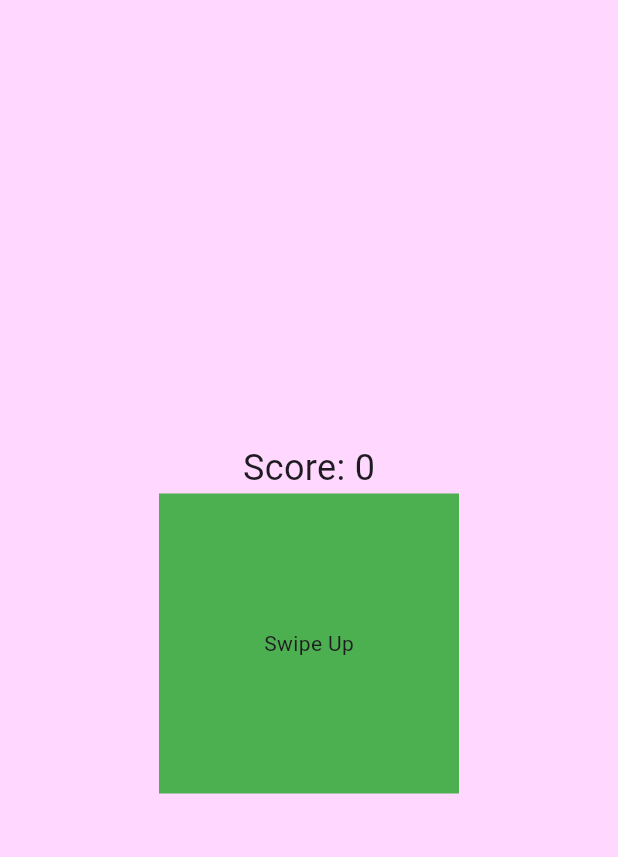
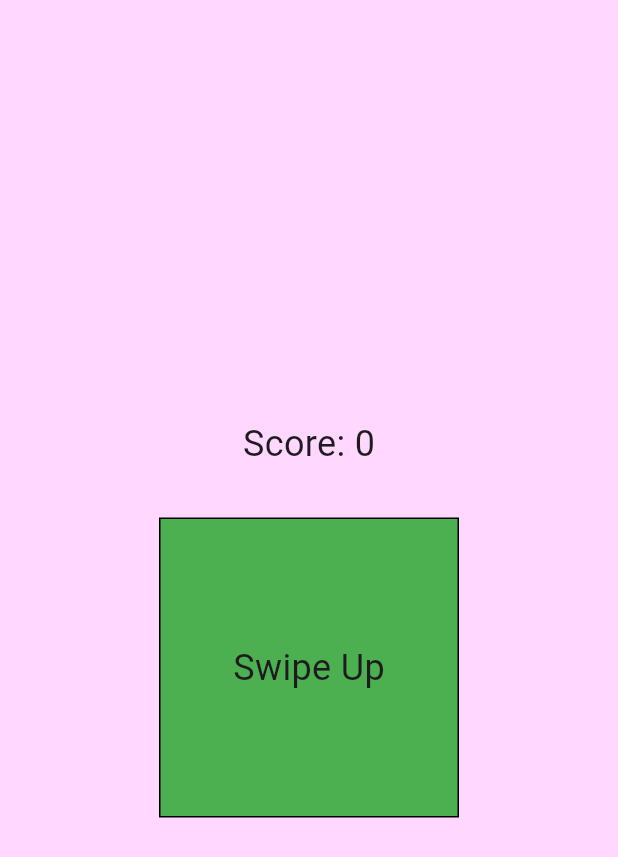
Before and after one commit to valerianaGit/RapidFireBrainGame, a Flutter app: the screen it shows after launch, on a phone screen of 412 x 824 dp. Shown: the top 857 px of the screen. Run offline on Flutter 3.47's test engine with Material 3 defaults, Android fonts, the phone set to English and light mode, and no system bars; our stand-ins replace sensors_plus.

Commit message:
code cleanup

```diff
--- a/lib/models/game_engine.dart
+++ b/lib/models/game_engine.dart
@@ -1,6 +1,6 @@
 import 'package:flutter/material.dart';
 import 'dart:math'; // necessary to use Random
-import 'package:sensors_plus/sensors_plus.dart'; // shake it move
+//import 'package:sensors_plus/sensors_plus.dart'; // shake it move
 
 // import 'package:cloud_firestore/cloud_firestore.dart';
 // import 'package:firebase_auth/firebase_auth.dart';
--- a/lib/screens/home_screen.dart
+++ b/lib/screens/home_screen.dart
@@ -1,9 +1,11 @@
+
 import 'package:flutter/material.dart';
-import '../constants/strings.dart';
+//import '../constants/strings.dart';
 import '../constants/palette.dart';
 import '../models/game_engine.dart';
 import '../widgets/swipe_detector.dart';
 import '../widgets/shake_detector.dart';
+import '../widgets/swipe_area.dart';
 
 class HomeScreen extends StatefulWidget {
 
@@ -62,19 +64,17 @@ class _HomeScreenState extends State<HomeScreen> {
               children: [
                 Text('Score: ${_gameEngine.score}',// TODO: LOCALIZABLE STRING
                     style: const TextStyle(fontSize: 24)),
+                    const SizedBox(height: 32),
 //SWIPE/shake detection stack
 Stack( // Use a Stack to overlay the ShakeDetector
         children: [
           Center(
-            child: SwipeDetector(
+            child: SwipeArea(
               onSwipe: (direction) {
                 _gameEngine.handleMove(direction.toString().split('.').last);
               },
               currentColor: currentColor,
               currentMove: _gameEngine.currentMove,
-              child: Container( // The swipeable container
-                // ... your container configuration ...
-              ),
             ),
           ),
           ShakeDetector(
@@ -84,17 +84,6 @@ Stack( // Use a Stack to overlay the ShakeDetector
           ),
         ],
       ),
-                // SizedBox(
-                //     height: 280.0, child: Image.asset(kArrowSwipeLeftAsset)),
-                //  Padding(
-                //   padding: EdgeInsets.all(16.0),
-                //   child: Text(_gameEngine.currentMove,
-                //       style: const TextStyle(
-                //           fontSize:
-                //               36)),
-                //               //Text(kSwipeLeft), //TODO : FONT FAMILY AND TEXT STYLE
-                //   // TODO: LOCalizable string
-                // ),
               ],
             ),
           ),
--- a/lib/widgets/shake_detector.dart
+++ b/lib/widgets/shake_detector.dart
@@ -6,7 +6,7 @@ import 'dart:async'; // for stream subscription
 class ShakeDetector extends StatefulWidget {
   final Function() onShake;
 
-  const ShakeDetector({Key? key, required this.onShake}) : super(key: key);
+  const ShakeDetector({super.key, required this.onShake});
 
   @override
   _ShakeDetectorState createState() => _ShakeDetectorState();
--- a/lib/widgets/swipe_area.dart
+++ b/lib/widgets/swipe_area.dart
@@ -8,24 +8,22 @@ class SwipeArea extends StatelessWidget {
   final String currentMove;
 
   const SwipeArea({
-    Key? key,
+    super.key,
     required this.onSwipe,
     required this.currentColor,
     required this.currentMove,
-  }) : super(key: key);
+  });
 
   @override
   Widget build(BuildContext context) {
     return SwipeDetector(
       onSwipe: onSwipe,
-      currentColor: currentColor,
-      currentMove: currentMove,
       child: Container(
         width: 200,
         height: 200,
         decoration: BoxDecoration(
           color: currentColor,
-          border: Border.all(color: Colors.black), // Optional border
+          border: Border.all(color: Colors.black),
         ),
         child: Center(
           child: Text(
--- a/lib/widgets/swipe_detector.dart
+++ b/lib/widgets/swipe_detector.dart
@@ -3,16 +3,11 @@ import 'package:flutter/material.dart';
 class SwipeDetector extends StatelessWidget {
   final Function(SwipeDirection) onSwipe;
   final Widget child;
-  final Color currentColor;
-  final String currentMove;
 
-  const SwipeDetector({
-    Key? key,
-    required this.onSwipe,
-    required this.child,
-    required this.currentColor,
-    required this.currentMove
-  }) : super(key: key);
+  const SwipeDetector(
+      {super.key,
+      required this.onSwipe,
+      required this.child,});
 
   @override
   Widget build(BuildContext context) {
@@ -30,14 +25,7 @@ class SwipeDetector extends StatelessWidget {
           }
         }
       },
-      child: Container(
-        width: 200,
-        height: 200,
-        color: currentColor,
-        child: Center(
-          child: Text(currentMove),
-        ),
-      ),
+      child: child,
     );
   }
 }
```
